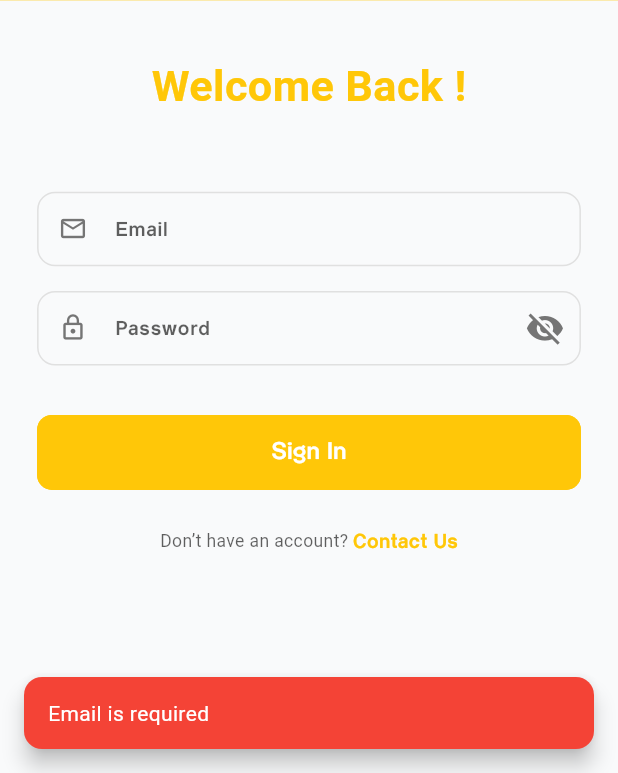
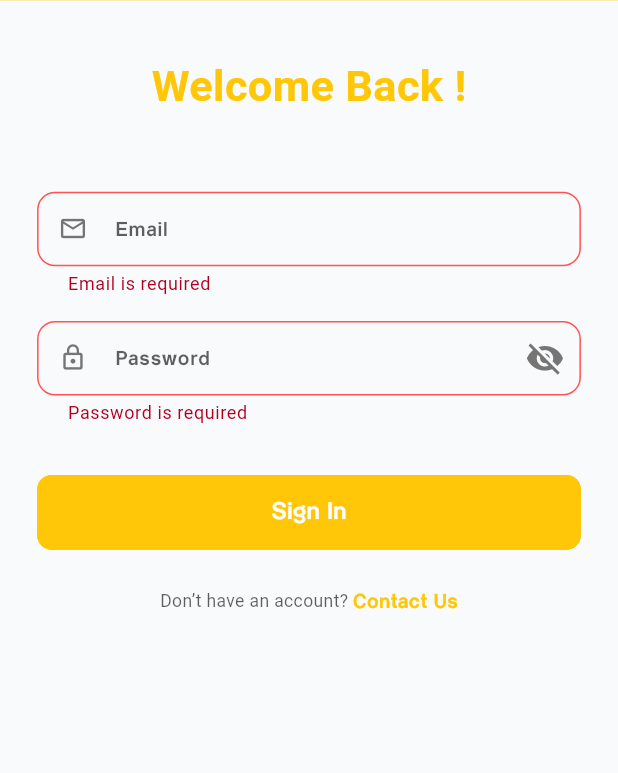
Before and after one commit to Autotelematics/Track-Pakistan-Pro-Track-Pakistan-Fleet-, a Flutter app: the LoginScreen screen opened directly, after a tap on "Sign In", on a phone screen of 412 x 824 dp, the part 463-1236 px from its top. Run offline on Flutter 3.47's test engine with Material 3 defaults, Android fonts, the phone set to English and light mode, and no system bars; our stand-ins replace cached_network_image, dropdown_button2, firebase_core, firebase_messaging, fl_chart, flutter_spinkit and 6 more; accounts and stored records are empty.

Commit message:
ui update email and password validations loadings and shared pref set

```diff
--- a/lib/main.dart
+++ b/lib/main.dart
@@ -11,6 +11,7 @@ import 'package:trackerapp/providers/maintenance_provider.dart';
 import 'package:trackerapp/providers/settings_provider.dart';
 import 'package:trackerapp/providers/vehicle_expense_provider.dart';
 import 'package:trackerapp/providers/vehicle_tracking_provider.dart';
+import 'package:trackerapp/utils/shared_preference.dart';
 import 'package:trackerapp/view/splashscreen.dart';
 import 'providers/alert_settings_provider.dart';
 import 'providers/auth_provider.dart';
@@ -26,6 +27,7 @@ GlobalKey<ScaffoldMessengerState>();
 
 void main() async {
   WidgetsFlutterBinding.ensureInitialized();
+  MySharedPreferences.init();
 
   // Firebase Initialization
   final firebaseOptions = FirebaseOptions(
--- a/lib/providers/auth_provider.dart
+++ b/lib/providers/auth_provider.dart
@@ -19,16 +19,8 @@ class AuthProvider extends ChangeNotifier {
     required String email,
     required String password,
   }) async {
-    if (email.isEmpty) {
-      return AppSnackBar.show(message: "Email is required",isError: true);
-    }
-    if (password.isEmpty) {
-      return AppSnackBar.show(message: "Password is required",isError: true);
-    }
-
     isLoading = true;
     notifyListeners();
-
     try {
       bool success = await _repo.loginApi(email: email, password: password);
       if (success) {
--- /dev/null
+++ b/lib/utils/app_validators.dart
@@ -0,0 +1,20 @@
+class Validators {
+  static String? validateEmail(String? value) {
+    if (value == null || value.isEmpty) return 'Email is required';
+    final emailRegex = RegExp(r'^[\w-\.]+@([\w-]+\.)+[\w-]{2,4}$');
+    if (!emailRegex.hasMatch(value)) return 'Enter a valid email';
+    return null;
+  }
+
+  static String? validateName(String? value) {
+    if (value == null || value.trim().isEmpty) return 'Name is required';
+    if (value.length < 3) return 'Name must be at least 3 characters';
+    return null;
+  }
+
+  static String? validatePassword(String? value) {
+    if (value == null || value.isEmpty) return 'Password is required';
+    if (value.length < 6) return 'Password must be at least 6 characters';
+    return null;
+  }
+}
--- a/lib/utils/motion_bottom_navigation_bar.dart
+++ b/lib/utils/motion_bottom_navigation_bar.dart
@@ -78,12 +78,14 @@ class _MotionBottomNavigationBarState extends State<MotionBottomNavigationBar>
 
         textStyle: TextStyle(
           color: AppColors.white,
-          fontSize: 12.sp,
+          fontSize: 13.sp,
           fontWeight: FontWeight.w500,
         ),
         tabIconSize: 21.sp,
+        tabBarHeight: 7.5.h,
         tabIconColor: AppColors.white,
-        tabIconSelectedSize: 23.sp,
+        tabIconSelectedSize: 22.sp,
+        tabSize: 6.5.h,
         tabSelectedColor: AppColors.white,
         tabIconSelectedColor:AppColors.primaryColor,
         tabBarColor: isDark?theme.cardColor:AppColors.secondaryColor,
--- a/lib/utils/preference_keys.dart
+++ b/lib/utils/preference_keys.dart
@@ -1,3 +1,4 @@
+import 'package:flutter/material.dart';
 const isLoggedInKey = "isLoggedIn";
 const userIdKey = "userId";
 const userNameKey = "userName";
--- a/lib/view/login_screen.dart
+++ b/lib/view/login_screen.dart
@@ -1,16 +1,16 @@
-// lib/screens/login_screen.dart
-import 'package:flutter/foundation.dart';
 import 'package:flutter/material.dart';
 import 'package:provider/provider.dart';
 import 'package:responsive_sizer/responsive_sizer.dart';
 import 'package:trackerapp/app/theme/app_colors.dart';
 import 'package:trackerapp/app/theme/app_styles.dart';
 import 'package:trackerapp/providers/auth_provider.dart';
+import 'package:trackerapp/utils/app_loading.dart';
+import 'package:trackerapp/utils/app_validators.dart';
 import 'package:trackerapp/utils/header_bezier.dart';
-import 'package:trackerapp/utils/motion_bottom_navigation_bar.dart';
 import 'package:trackerapp/widgets/custom_button.dart';
 import 'package:trackerapp/widgets/custom_text_field.dart';
 import 'package:trackerapp/widgets/get_vertical_space.dart';
+
 class LoginScreen extends StatefulWidget {
   const LoginScreen({super.key});
 
@@ -21,6 +21,7 @@ class LoginScreen extends StatefulWidget {
 class _LoginScreenState extends State<LoginScreen> {
   final _emailController = TextEditingController();
   final _passwordController = TextEditingController();
+  final _formKey = GlobalKey<FormState>();
   late AuthProvider _authProvider;
 
   @override
@@ -31,20 +32,34 @@ class _LoginScreenState extends State<LoginScreen> {
 
   @override
   void dispose() {
-    _authProvider.dispose();
     _emailController.dispose();
     _passwordController.dispose();
     super.dispose();
+  }
+
+  void _onLoginPressed(BuildContext context) {
+    if (_formKey.currentState!.validate()) {
+      _authProvider.loginProvider(
+        context: context,
+        email: _emailController.text.trim(),
+        password: _passwordController.text.trim(),
+      );
+    }
   }
 
   @override
   Widget build(BuildContext context) {
     final theme = Theme.of(context);
     final isDark = theme.brightness == Brightness.dark;
-    final primaryColor = isDark ? theme.colorScheme.primary : AppColors.primaryColor;
+    final primaryColor =
+    isDark ? theme.colorScheme.primary : AppColors.primaryColor;
     final cardColor = theme.cardColor;
 
-    return Scaffold(
+    return Consumer<AuthProvider>(
+      builder: (context, provider, _) {
+        return Stack(
+          children: [
+            Scaffold(
               backgroundColor: theme.scaffoldBackgroundColor,
               resizeToAvoidBottomInset: false,
               body: SizedBox(
@@ -52,10 +67,8 @@ class _LoginScreenState extends State<LoginScreen> {
                 width: MediaQuery.sizeOf(context).width,
                 child: Column(
                   children: [
-            // HEADER WITH GLOW
                     Stack(
                       children: [
-                // Glow Shadow
                         Container(
                           height: 37.h,
                           decoration: BoxDecoration(
@@ -79,8 +92,10 @@ class _LoginScreenState extends State<LoginScreen> {
                             alignment: Alignment.center,
                             child: Image.asset(
                               "assets/images/logo.png",
-                      colorBlendMode: isDark ? BlendMode.srcIn : null,
-                      color: isDark ? AppColors.primaryColor : null,
+                              colorBlendMode:
+                              isDark ? BlendMode.srcIn : null,
+                              color:
+                              isDark ? AppColors.primaryColor : null,
                             ),
                           ),
                         ),
@@ -92,6 +107,8 @@ class _LoginScreenState extends State<LoginScreen> {
                     // FORM
                     Padding(
                       padding: EdgeInsets.symmetric(horizontal: 6.w),
+                      child: Form(
+                        key: _formKey,
                         child: Column(
                           children: [
                             Text(
@@ -110,40 +127,32 @@ class _LoginScreenState extends State<LoginScreen> {
                               labelText: "Email",
                               prefixIcon: Icons.email_outlined,
                               keyboardType: TextInputType.emailAddress,
+                              validator: Validators.validateEmail,
                             ),
                             verticalSpace(height: 2.h),
 
                             // Password Field
-                  Consumer<AuthProvider>(
-                    builder: (context, provider, _) => CustomTextField(
+                            CustomTextField(
                               controller: _passwordController,
                               labelText: "Password",
                               prefixIcon: Icons.lock_outline,
                               obscureText: provider.isObSecure,
-                      suffixIcon: provider.isObSecure ? Icons.visibility_off : Icons.visibility,
+                              suffixIcon: provider.isObSecure
+                                  ? Icons.visibility_off
+                                  : Icons.visibility,
                               onTap: provider.toggleObSecure,
-                    ),
+                              validator: Validators.validatePassword,
                             ),
                             verticalSpace(height: 4.h),
 
                             // Sign In Button
-                  Consumer<AuthProvider>(
-                    builder: (context, provider, _) {
-                      return CustomButton(
-                        text: provider.isLoading ? "Please wait..." : "Sign In",
+                            CustomButton(
+                              text: "Sign In",
                               textColor: AppColors.white,
-                        backgroundColor: isDark ? AppColors.primaryColor : primaryColor,
-                        onPressed: provider.isLoading
-                            ? null
-                            : () {
-                          provider.loginProvider(
-                            context: context,
-                            email: _emailController.text.trim(),
-                            password: _passwordController.text.trim(),
-                          );
-                        },
-                      );
-                    },
+                              backgroundColor: isDark
+                                  ? AppColors.primaryColor
+                                  : primaryColor,
+                              onPressed: () => _onLoginPressed(context),
                             ),
 
                             verticalSpace(height: 3.h),
@@ -155,17 +164,18 @@ class _LoginScreenState extends State<LoginScreen> {
                                 Text(
                                   "Don’t have an account? ",
                                   style: TextStyle(
-                          color: theme.colorScheme.onSurface.withOpacity(0.7),
+                                    color: theme.colorScheme.onSurface
+                                        .withOpacity(0.7),
                                     fontSize: 14.sp,
                                   ),
                                 ),
                                 GestureDetector(
-                        onTap: () {
-
-                        },
+                                  onTap: () {},
                                   child: Text(
                                     "Contact Us",
-                          style: AppStyles.regularTextStyle(context).copyWith(color: primaryColor)
+                                    style:
+                                    AppStyles.regularTextStyle(context)
+                                        .copyWith(color: primaryColor),
                                   ),
                                 ),
                               ],
@@ -173,9 +183,17 @@ class _LoginScreenState extends State<LoginScreen> {
                           ],
                         ),
                       ),
+                    ),
                   ],
                 ),
               ),
+            ),
+
+            // ✅ Global Loader (overlay)
+            if (provider.isLoading) const GlobalLoader(),
+          ],
+        );
+      },
     );
   }
 }
--- a/lib/widgets/vehicle_list_widgets/vehicle_card.dart
+++ b/lib/widgets/vehicle_list_widgets/vehicle_card.dart
@@ -6,6 +6,7 @@ import 'package:trackerapp/app/theme/app_styles.dart';
 import 'package:trackerapp/data/models/vehicle_data.dart';
 import 'package:trackerapp/widgets/get_horizontal_space.dart';
 import 'package:trackerapp/widgets/get_vertical_space.dart';
+import 'package:trackerapp/widgets/vehicle_list_widgets/vehicle_sensors_row.dart';
 class VehicleCard extends StatelessWidget {
   final Vehicle vehicle;
   final ThemeData theme;
@@ -117,6 +118,8 @@ class VehicleCard extends StatelessWidget {
                 textAlign: TextAlign.center,
               ),
             ),
+            verticalSpace(height: 1.h),
+            VehicleStatusRow()
           ],
         ),
       ),
--- a/pubspec.yaml
+++ b/pubspec.yaml
@@ -32,6 +32,7 @@ dependencies:
   motion_tab_bar_v2: ^0.4.0
   cached_network_image: ^3.4.1
   dropdown_button2: ^2.3.9
+  flutter_spinkit: ^5.2.2
 
 
 
```
Also changed, not shown: lib/data/repositories/auth_repository.dart (+6 -4 lines), lib/utils/app_loading.dart (added, +20 -0 lines), lib/view/splashscreen.dart (+13 -3 lines), lib/widgets/vehicle_list_widgets/vehicle_sensors_row.dart (added, +82 -0 lines), pubspec.lock. Lines whose indentation alone changed are shown as unchanged.
